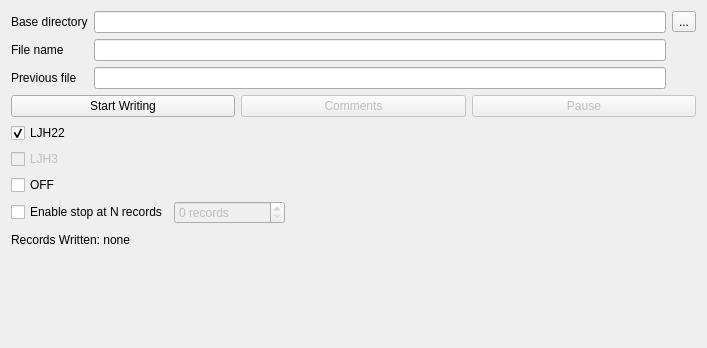
Old version of the form dastardcommander/ui/writing.ui in the repository usnistgov/dastardcommander.
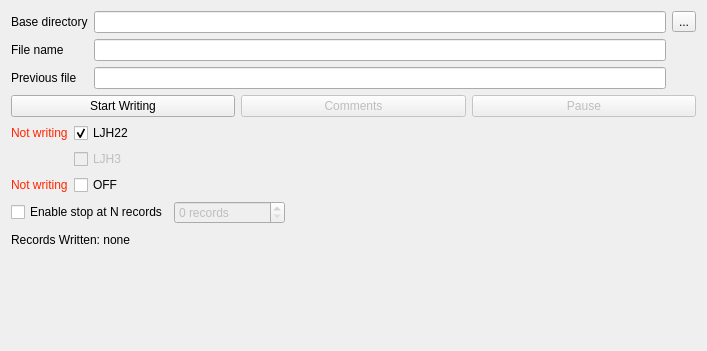
New version of the form.

Commit message: Add color-coded writing/not-writing messages

What changed in the file:
```diff
--- a/dastardcommander/ui/writing.ui
+++ b/dastardcommander/ui/writing.ui
@@ -7,7 +7,7 @@
     <x>0</x>
     <y>0</y>
     <width>707</width>
-    <height>348</height>
+    <height>351</height>
    </rect>
   </property>
   <property name="windowTitle">
@@ -117,7 +117,7 @@
    </item>
    <item>
     <layout class="QFormLayout" name="formLayout">
-     <item row="0" column="0">
+     <item row="0" column="1">
       <widget class="QCheckBox" name="checkBox_LJH22">
        <property name="text">
         <string>LJH22</string>
@@ -127,23 +127,37 @@
        </property>
       </widget>
      </item>
-     <item row="1" column="0">
-      <widget class="QCheckBox" name="checkBox_LJH3">
-       <property name="enabled">
-        <bool>false</bool>
-       </property>
+     <item row="0" column="0">
+      <widget class="QLabel" name="label_LJH22">
        <property name="text">
-        <string>LJH3</string>
+        <string>&lt;html&gt;&lt;head/&gt;&lt;body&gt;&lt;p&gt;&lt;span style=&quot; color:#ff2600;&quot;&gt;Not writing&lt;/span&gt;&lt;/p&gt;&lt;/body&gt;&lt;/html&gt;</string>
        </property>
       </widget>
      </item>
-     <item row="2" column="0">
+     <item row="2" column="1">
       <widget class="QCheckBox" name="checkBox_OFF">
        <property name="text">
         <string>OFF </string>
        </property>
       </widget>
      </item>
+     <item row="2" column="0">
+      <widget class="QLabel" name="label_OFF">
+       <property name="text">
+        <string>&lt;html&gt;&lt;head/&gt;&lt;body&gt;&lt;p&gt;&lt;span style=&quot; color:#ff2600;&quot;&gt;Not writing&lt;/span&gt;&lt;/p&gt;&lt;/body&gt;&lt;/html&gt;</string>
+       </property>
+      </widget>
+     </item>
+     <item row="1" column="1">
+      <widget class="QCheckBox" name="checkBox_LJH3">
+       <property name="enabled">
+        <bool>false</bool>
+       </property>
+       <property name="text">
+        <string>LJH3</string>
+       </property>
+      </widget>
+     </item>
     </layout>
    </item>
    <item>
```
The commit also changes 1 other file.
